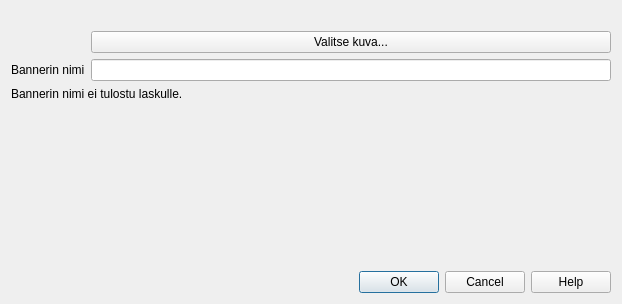
artoh/kitupiikki, file kitsas/maaritys/bannerdialog.ui: the form before one commit.
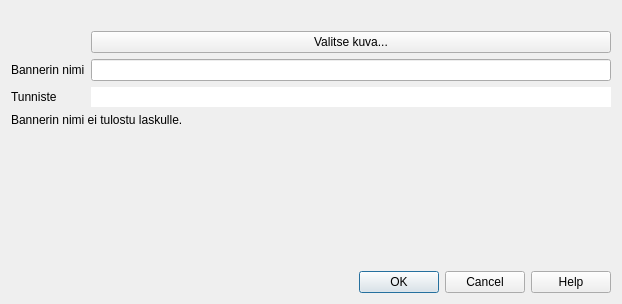
The form after the commit. Icons and pictures are not drawn.

Patch:
```diff
--- a/kitsas/maaritys/bannerdialog.ui
+++ b/kitsas/maaritys/bannerdialog.ui
@@ -47,6 +47,23 @@
      <item row="1" column="1">
       <widget class="QLineEdit" name="nimiEdit"/>
      </item>
+     <item row="2" column="0">
+      <widget class="QLabel" name="tunnisteLabel">
+       <property name="text">
+        <string>Tunniste</string>
+       </property>
+      </widget>
+     </item>
+     <item row="2" column="1">
+      <widget class="QLineEdit" name="tunnisteText">
+       <property name="frame">
+        <bool>false</bool>
+       </property>
+       <property name="readOnly">
+        <bool>true</bool>
+       </property>
+      </widget>
+     </item>
     </layout>
    </item>
    <item>
```
